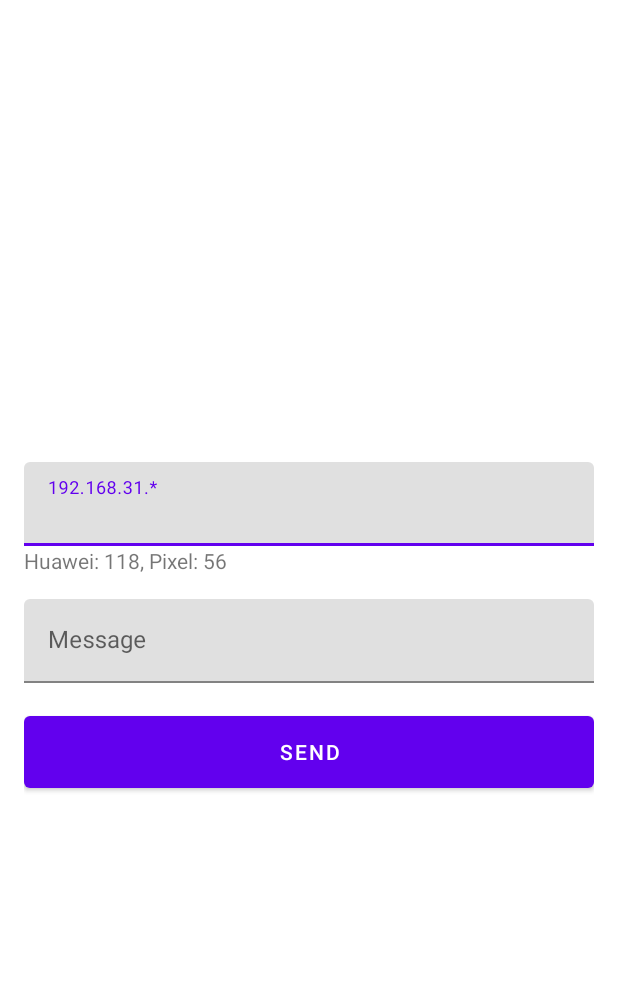
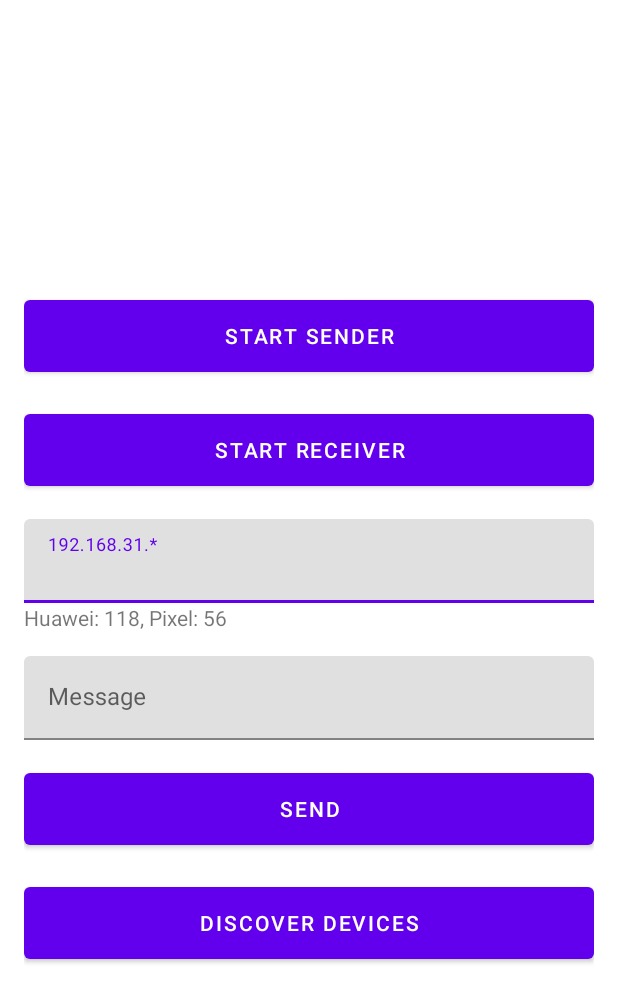
Before and after one commit to bakaikalybek/nsd, an Android app: the layout activity_main.xml on its own in the app's theme, with its tools: preview values and no code run, on a phone screen of 412 x 824 dp. Shown: the top 1002 px of the screen. Run offline under Robolectric (Android 15) with nearby library versions, the phone set to English and light mode, and no system bars.

```diff
--- a/app/src/main/res/layout/activity_main.xml
+++ b/app/src/main/res/layout/activity_main.xml
@@ -44,6 +44,21 @@
 <!--            app:layout_constraintStart_toEndOf="@id/btn_start"/>-->
 <!--    </androidx.constraintlayout.widget.ConstraintLayout>-->
 
+    <Button
+        android:id="@+id/btn_start_sender"
+        android:layout_width="match_parent"
+        android:layout_height="60dp"
+        android:layout_marginTop="16dp"
+        android:text="Start Sender"/>
+
+    <Button
+        android:id="@+id/btn_start_receiver"
+        android:layout_width="match_parent"
+        android:layout_height="60dp"
+        android:layout_marginTop="16dp"
+        android:text="Start Receiver"/>
+
+
     <com.google.android.material.textfield.TextInputLayout
         android:id="@+id/textFieldIp"
         android:layout_width="match_parent"
@@ -54,8 +69,7 @@
         <com.google.android.material.textfield.TextInputEditText
             android:id="@+id/et_Ip"
             android:layout_width="match_parent"
-            android:layout_height="wrap_content"
-            />
+            android:layout_height="wrap_content" />
 
     </com.google.android.material.textfield.TextInputLayout>
     <TextView
@@ -85,4 +99,11 @@
         android:layout_marginTop="16dp"
         android:text="Send"/>
 
+    <Button
+        android:id="@+id/btn_discover"
+        android:layout_width="match_parent"
+        android:layout_height="60dp"
+        android:layout_marginTop="16dp"
+        android:text="Discover devices"/>
+
 </LinearLayout>
```
Also changed, not shown: app/src/main/AndroidManifest.xml (+3 -5 lines), app/src/main/java/kg/bakai/nsd/BroadcastReceive.kt (added, +30 -0 lines), app/src/main/java/kg/bakai/nsd/MainActivity.kt (+72 -60 lines), app/src/main/java/kg/bakai/nsd/NetworkFinder.kt (added, +57 -0 lines), app/src/main/java/kg/bakai/nsd/SocketClient.kt (added, +37 -0 lines), app/src/main/java/kg/bakai/nsd/SocketServer.kt (added, +38 -0 lines).
